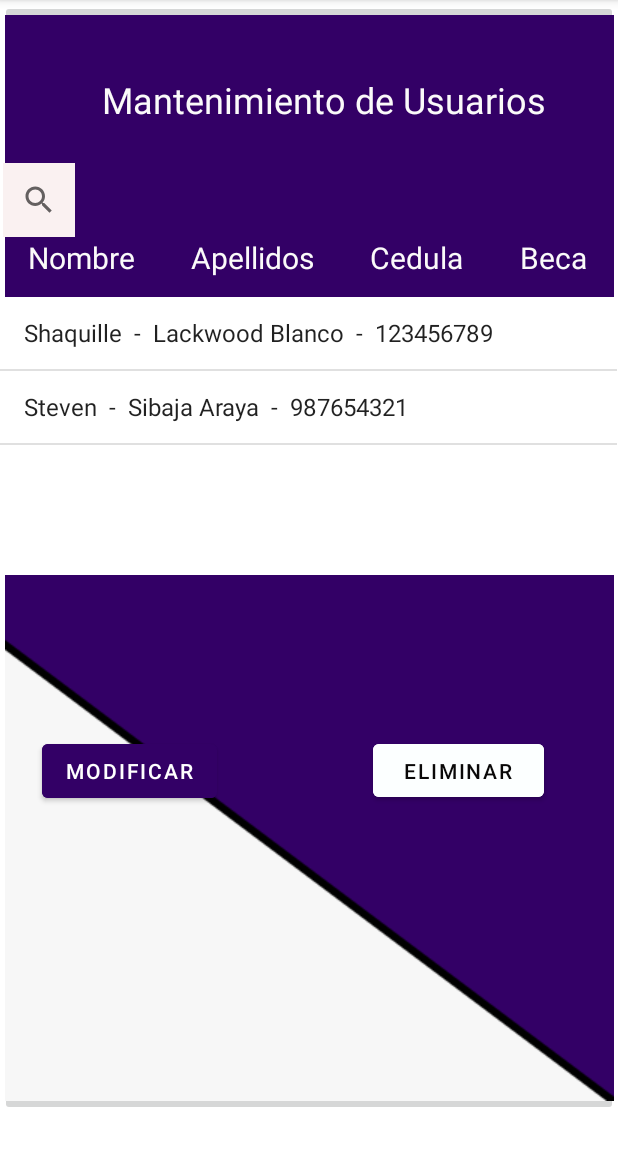
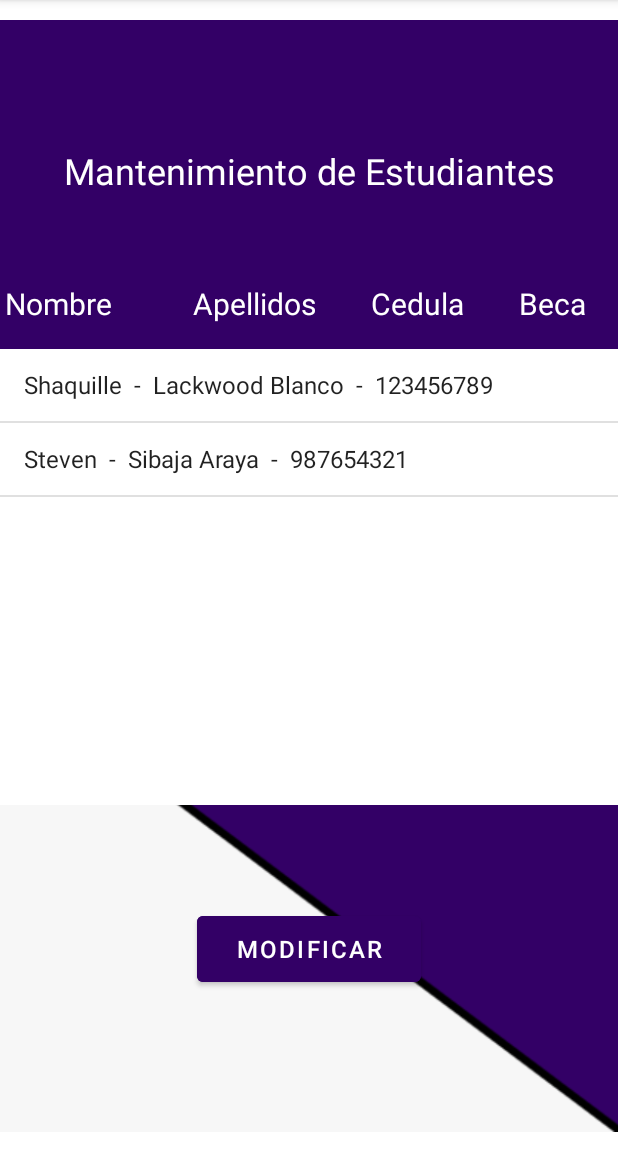
Before and after one commit to walterguzmans/P-PV-COMEDOR, an Android app: the VentanaAdminUsuarios screen opened directly, with no data from a screen before it, on a phone screen of 412 x 824 dp, the part 84-1236 px from its top. Run offline under Robolectric (Android 15) with nearby library versions, the phone set to English and light mode, and no system bars.

Commit message:
Crear búsqueda de datos
se crea una ventana llamada "Modificar" que contiene un botón de buscar el cual necesita la cedula del *ESTUDIANTE* para funcionar

```diff
--- a/Code/Proyecto_Progra_5_Comedor/app/src/main/AndroidManifest.xml
+++ b/Code/Proyecto_Progra_5_Comedor/app/src/main/AndroidManifest.xml
@@ -14,9 +14,12 @@
         android:theme="@style/Theme.Proyecto_Progra_5_Comedor"
         tools:targetApi="31">
         <activity
+            android:name=".Modificar"
+            android:exported="false" />
+        <activity
             android:name=".PerfilEstudiante"
             android:exported="false" />
-            <activity
+        <activity
             android:name=".VentanaAdminUsuarios"
             android:exported="false" />
         <activity
--- a/Code/Proyecto_Progra_5_Comedor/app/src/main/java/com/example/proyecto_progra_5_comedor/ConexionDB.java
+++ b/Code/Proyecto_Progra_5_Comedor/app/src/main/java/com/example/proyecto_progra_5_comedor/ConexionDB.java
@@ -9,9 +9,8 @@ import androidx.annotation.Nullable;
 
 public class ConexionDB extends SQLiteOpenHelper {
 
-
     public ConexionDB(@Nullable Context context, @Nullable String name, @Nullable SQLiteDatabase.CursorFactory factory, int version) {
-        super(context, name, factory, version);
+        super(context, name , factory, version);
     }
 
     @Override
--- a/Code/Proyecto_Progra_5_Comedor/app/src/main/java/com/example/proyecto_progra_5_comedor/MainActivity.java
+++ b/Code/Proyecto_Progra_5_Comedor/app/src/main/java/com/example/proyecto_progra_5_comedor/MainActivity.java
@@ -64,8 +64,8 @@ public class MainActivity extends AppCompatActivity {
         ConexionDB conex = new ConexionDB(this,"Proyecto_Progra_5_Comedor",null,1);
         SQLiteDatabase db = conex.getReadableDatabase();
 
-        db.execSQL("INSERT OR IGNORE INTO usuarios (cedula ,nombre ,apellidos  ,usuario ,contraseña ,rol) Values (123456789,'Shaquille','Lackwood Blanco','Shaco06','1234','Usuario')");
-        db.execSQL("INSERT OR IGNORE INTO usuarios (cedula ,nombre ,apellidos  ,usuario ,contraseña ,rol) Values (987654321,'Steven','Sibaja Araya','Stevensiar','1739','Administrador')");
+        db.execSQL("INSERT OR IGNORE INTO usuarios (cedula ,nombre ,apellidos ,usuario ,contraseña ,rol) Values (123456789,'Shaquille','Lackwood Blanco','Shaco06','1234','Usuario')");
+        db.execSQL("INSERT OR IGNORE INTO usuarios (cedula ,nombre ,apellidos ,usuario ,contraseña ,rol) Values (987654321,'Steven','Sibaja Araya','Stevensiar','1739','Administrador')");
         db.close();
 
     }
--- a/Code/Proyecto_Progra_5_Comedor/app/src/main/java/com/example/proyecto_progra_5_comedor/VentanaAdminUsuarios.java
+++ b/Code/Proyecto_Progra_5_Comedor/app/src/main/java/com/example/proyecto_progra_5_comedor/VentanaAdminUsuarios.java
@@ -2,9 +2,11 @@ package com.example.proyecto_progra_5_comedor;
 
 import androidx.appcompat.app.AppCompatActivity;
 
+import android.content.Intent;
 import android.database.Cursor;
 import android.database.sqlite.SQLiteDatabase;
 import android.os.Bundle;
+import android.view.View;
 import android.widget.ArrayAdapter;
 import android.widget.ListView;
 
@@ -36,6 +38,9 @@ public class VentanaAdminUsuarios extends AppCompatActivity {
         ArrayAdapter<String> adapter = new ArrayAdapter<String>(this, android.R.layout.simple_list_item_1, listausuarios);
         lblista.setAdapter(adapter);
     }
-
+    public void Modificar(View vModificar){
+        Intent i = new Intent(VentanaAdminUsuarios.this, Modificar.class);
+        startActivity(i);
+    }
 
 }
--- a/Code/Proyecto_Progra_5_Comedor/app/src/main/res/layout/activity_ventana_admin_usuarios.xml
+++ b/Code/Proyecto_Progra_5_Comedor/app/src/main/res/layout/activity_ventana_admin_usuarios.xml
@@ -6,63 +6,51 @@
     android:layout_height="match_parent"
     tools:context=".VentanaAdminUsuarios">
 
-    <ImageButton
-        android:id="@+id/imageButton4"
+    <ImageView
+        android:id="@+id/imageView"
+        android:layout_width="421dp"
+        android:layout_height="741dp"
+        app:layout_constraintBottom_toBottomOf="parent"
+        app:layout_constraintEnd_toEndOf="parent"
+        app:layout_constraintStart_toStartOf="parent"
+        app:layout_constraintTop_toTopOf="parent"
+        app:srcCompat="@drawable/fondo" />
+
+    <TextView
+        android:id="@+id/textView2"
         android:layout_width="wrap_content"
         android:layout_height="wrap_content"
-        app:srcCompat="@drawable/fondo"
-        tools:layout_editor_absoluteX="1dp"
-        tools:layout_editor_absoluteY="0dp" />
-
-    <TextView
-        android:id="@+id/textView"
-        android:layout_width="wrap_content"
-        android:layout_height="wrap_content"
-        android:layout_marginStart="420dp"
-        android:layout_marginTop="50dp"
-        android:layout_marginEnd="15dp"
-        android:text="Mantenimiento de Usuarios"
-        android:textColor="#FBFAFA"
+        android:layout_marginStart="50dp"
+        android:layout_marginTop="90dp"
+        android:layout_marginEnd="50dp"
+        android:layout_marginBottom="25dp"
+        android:text="Mantenimiento de Estudiantes"
+        android:textColor="#FFFFFF"
         android:textSize="24sp"
-        app:layout_constraintEnd_toStartOf="@+id/imageButton4"
-        app:layout_constraintHorizontal_bias="0.481"
-        app:layout_constraintStart_toStartOf="parent"
-        app:layout_constraintTop_toTopOf="@+id/imageButton4" />
-
-    <SearchView
-        android:id="@+id/searchView"
-        android:layout_width="48dp"
-        android:layout_height="49dp"
-        android:layout_marginStart="-360dp"
-        android:layout_marginTop="32dp"
-        android:layout_marginBottom="15dp"
-        android:background="#FAF1F1"
-        app:layout_constraintBottom_toTopOf="@+id/imageButton4"
+        app:layout_constraintBottom_toTopOf="@+id/linearLayout7"
         app:layout_constraintEnd_toEndOf="parent"
         app:layout_constraintStart_toStartOf="parent"
-        app:layout_constraintTop_toBottomOf="@+id/textView"
-        app:layout_constraintVertical_bias="0.033" />
+        app:layout_constraintTop_toTopOf="parent" />
 
     <LinearLayout
-        android:layout_width="410dp"
-        android:layout_height="31dp"
-        android:layout_marginEnd="1dp"
+        android:id="@+id/linearLayout7"
+        android:layout_width="405dp"
+        android:layout_height="26dp"
+        android:layout_marginTop="25dp"
+        android:layout_marginBottom="5dp"
         android:orientation="horizontal"
         app:layout_constraintBottom_toTopOf="@+id/lblista"
         app:layout_constraintEnd_toEndOf="parent"
-        app:layout_constraintHorizontal_bias="0.0"
         app:layout_constraintStart_toStartOf="parent"
-        app:layout_constraintTop_toBottomOf="@+id/searchView"
-        app:layout_constraintVertical_bias="0.0">
+        app:layout_constraintTop_toBottomOf="@+id/textView2">
 
         <TextView
-            android:id="@+id/textView2"
+            android:id="@+id/textView"
             android:layout_width="wrap_content"
             android:layout_height="wrap_content"
             android:layout_weight="1"
-            android:gravity="center"
             android:text="Nombre"
-            android:textColor="#FBFAFA"
+            android:textColor="#FFFFFF"
             android:textSize="20sp" />
 
         <TextView
@@ -72,7 +60,7 @@
             android:layout_weight="1"
             android:gravity="center"
             android:text="Apellidos"
-            android:textColor="#FBFAFA"
+            android:textColor="#FFFFFF"
             android:textSize="20sp" />
 
         <TextView
@@ -82,7 +70,7 @@
             android:layout_weight="1"
             android:gravity="center"
             android:text="Cedula"
-            android:textColor="#FBFAFA"
+            android:textColor="#FFFFFF"
             android:textSize="20sp" />
 
         <TextView
@@ -92,52 +80,38 @@
             android:layout_weight="1"
             android:gravity="center"
             android:text="Beca"
-            android:textColor="#FBFAFA"
+            android:textColor="#FFFFFF"
             android:textSize="20sp" />
+
     </LinearLayout>
+
+    <ListView
+        android:id="@+id/lblista"
+        android:layout_width="414dp"
+        android:layout_height="304dp"
+        android:layout_marginTop="5dp"
+        android:layout_marginBottom="30dp"
+        android:background="#FFFFFF"
+        app:layout_constraintBottom_toTopOf="@+id/btnmodificar"
+        app:layout_constraintEnd_toEndOf="parent"
+        app:layout_constraintStart_toStartOf="parent"
+        app:layout_constraintTop_toBottomOf="@+id/linearLayout7" />
 
     <Button
         android:id="@+id/btnmodificar"
-        android:layout_width="wrap_content"
-        android:layout_height="wrap_content"
-        android:layout_marginStart="200dp"
-        android:layout_marginEnd="-50dp"
-        android:layout_marginBottom="124dp"
+        android:layout_width="149dp"
+        android:layout_height="56dp"
+        android:layout_marginStart="141dp"
+        android:layout_marginTop="30dp"
+        android:layout_marginEnd="141dp"
+        android:layout_marginBottom="100dp"
         android:backgroundTint="#330066"
+        android:onClick="Modificar"
         android:text="Modificar"
+        android:textSize="16sp"
         app:layout_constraintBottom_toBottomOf="parent"
-        app:layout_constraintEnd_toStartOf="@+id/imageButton4"
-        app:layout_constraintHorizontal_bias="0.646"
+        app:layout_constraintEnd_toEndOf="parent"
         app:layout_constraintStart_toStartOf="parent"
         app:layout_constraintTop_toBottomOf="@+id/lblista" />
 
-    <Button
-        android:id="@+id/btneliminar"
-        android:layout_width="114dp"
-        android:layout_height="47dp"
-        android:layout_marginStart="40dp"
-        android:layout_marginEnd="200dp"
-        android:layout_marginBottom="124dp"
-        android:backgroundTint="#FCFFFF"
-        android:text="Eliminar"
-        android:textColor="#090808"
-        app:layout_constraintBottom_toBottomOf="parent"
-        app:layout_constraintEnd_toEndOf="parent"
-        app:layout_constraintHorizontal_bias="0.574"
-        app:layout_constraintStart_toEndOf="@+id/imageButton4"
-        app:layout_constraintTop_toBottomOf="@+id/lblista" />
-
-    <ListView
-        android:id="@+id/lblista"
-        android:layout_width="411dp"
-        android:layout_height="185dp"
-        android:layout_marginStart="83dp"
-        android:layout_marginTop="40dp"
-        android:layout_marginEnd="2dp"
-        android:background="#FFFFFF"
-        app:layout_constraintEnd_toStartOf="@+id/imageButton4"
-        app:layout_constraintHorizontal_bias="0.546"
-        app:layout_constraintStart_toEndOf="@+id/imageButton4"
-        app:layout_constraintTop_toBottomOf="@+id/searchView" />
-
 </androidx.constraintlayout.widget.ConstraintLayout>
--- a/Code/Proyecto_Progra_5_Comedor/build.gradle
+++ b/Code/Proyecto_Progra_5_Comedor/build.gradle
@@ -1,7 +1,7 @@
 // Top-level build file where you can add configuration options common to all sub-projects/modules.
 plugins {
-    id 'com.android.application' version '7.2.1' apply false
-    id 'com.android.library' version '7.2.1' apply false
+    id 'com.android.application' version '7.2.2' apply false
+    id 'com.android.library' version '7.2.2' apply false
 }
 
 task clean(type: Delete) {
```
Also changed, not shown: Code/Proyecto_Progra_5_Comedor/app/src/main/java/com/example/proyecto_progra_5_comedor/Modificar.java (added, +90 -0 lines), Code/Proyecto_Progra_5_Comedor/app/src/main/res/layout/activity_modificar.xml (added, +174 -0 lines).
